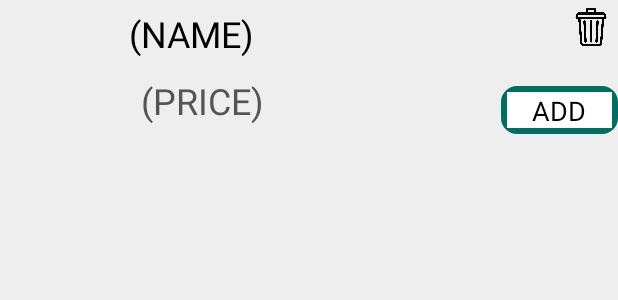
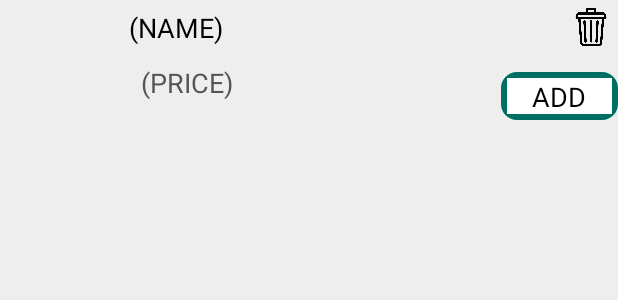
Before and after one commit to Troy1010/GroceryGo, an Android app: the layout item_cart_item.xml on its own in the app's theme, with its tools: preview values and no code run, on a phone screen of 412 x 824 dp. Shown: the top 300 px of the screen. Run offline under Robolectric (Android 15) with nearby library versions, the phone set to English and light mode, and no system bars.

Commit message:
smaller cart item text size

```diff
--- a/app/src/main/res/layout/item_cart_item.xml
+++ b/app/src/main/res/layout/item_cart_item.xml
@@ -15,6 +15,7 @@
         android:layout_width="0dp"
         android:layout_height="wrap_content"
         android:text="(NAME)"
+        android:textSize="18sp"
         app:layout_constraintStart_toEndOf="@id/image_view_product"
         app:layout_constraintTop_toTopOf="parent"
         app:layout_constraintEnd_toStartOf="@id/button_trash"/>
@@ -25,6 +26,7 @@
         android:layout_height="wrap_content"
         android:layout_marginStart="8dp"
         android:text="(PRICE)"
+        android:textSize="18sp"
         android:textColor="@color/TextSoft"
         app:layout_constraintStart_toStartOf="@id/text_view_name"
         app:layout_constraintTop_toBottomOf="@id/text_view_name" />
```
